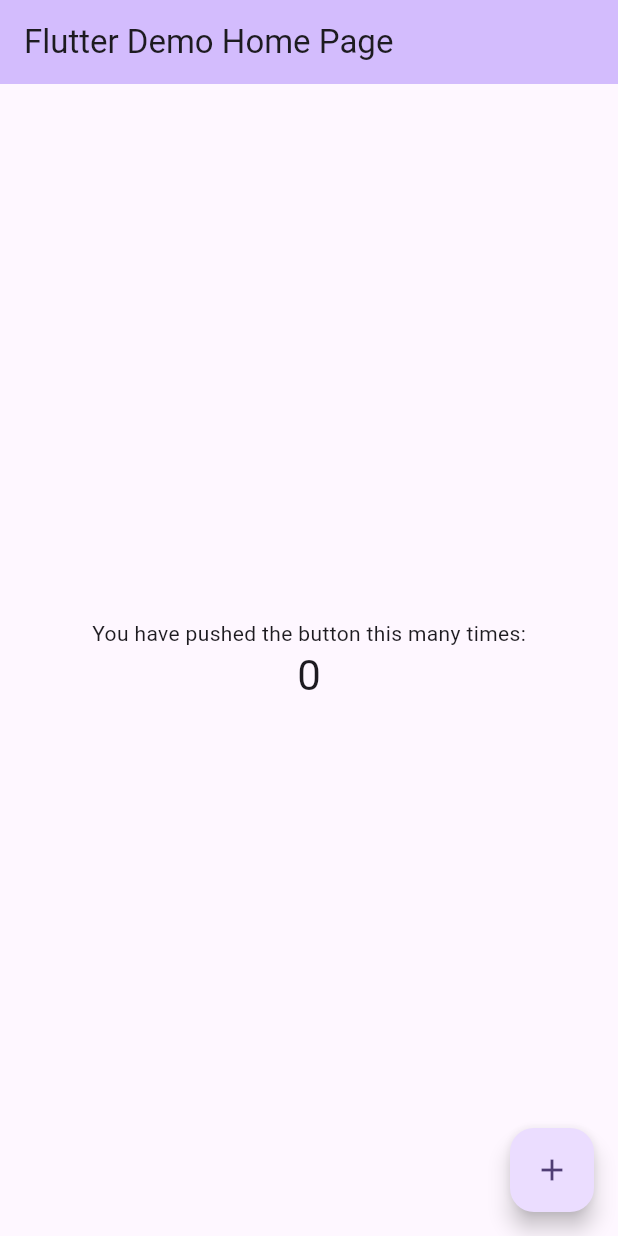
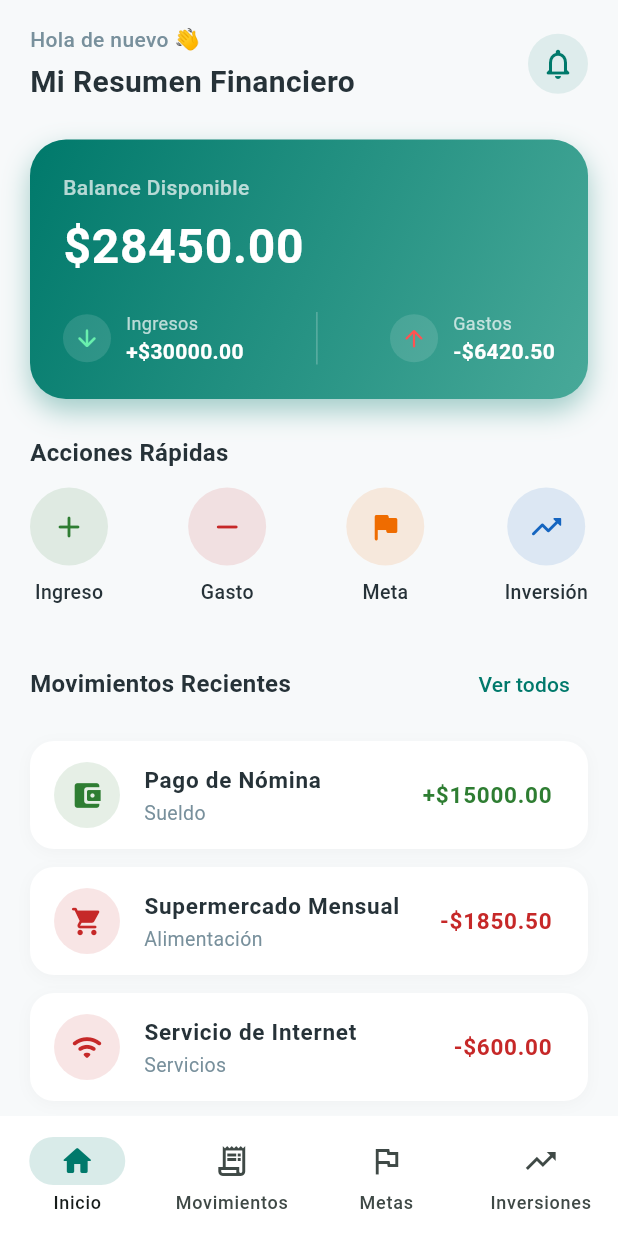
Before and after one commit to A1exauri0/app_finanzas, a Flutter app: the screen it shows after launch, on a phone screen of 412 x 824 dp. Run offline on Flutter 3.47's test engine with Material 3 defaults, Android fonts, the phone set to English and light mode, and no system bars.

Commit message:
feat(pantallas): crear barra de navegacion principal y pantallas base

```diff
--- a/lib/main.dart
+++ b/lib/main.dart
@@ -1,122 +1,45 @@
+// ==========================================
+// IMPORTACIONES DE PAQUETES DE FLUTTER
+// ==========================================
 import 'package:flutter/material.dart';
 
+// ==========================================
+// IMPORTACIONES DE CONSTANTES Y ESTILOS
+// ==========================================
+import 'constantes/colores_app.dart';
+
+// ==========================================
+// IMPORTACIONES DE PANTALLAS
+// ==========================================
+import 'pantallas/navegacion_principal_screen.dart';
+
+// ==========================================
+// PUNTO DE ENTRADA PRINCIPAL
+// ==========================================
 void main() {
-  runApp(const MyApp());
+  runApp(const AppFinanzas());
 }
 
-class MyApp extends StatelessWidget {
-  const MyApp({super.key});
+// ==========================================
+// WIDGET RAIZ DE LA APLICACION
+// ==========================================
+class AppFinanzas extends StatelessWidget {
+  const AppFinanzas({super.key});
 
-  // This widget is the root of your application.
   @override
   Widget build(BuildContext context) {
     return MaterialApp(
-      title: 'Flutter Demo',
+      title: 'AppFinanzas',
+      debugShowCheckedModeBanner: false,
       theme: ThemeData(
-        // This is the theme of your application.
-        //
-        // TRY THIS: Try running your application with "flutter run". You'll see
-        // the application has a purple toolbar. Then, without quitting the app,
-        // try changing the seedColor in the colorScheme below to Colors.green
-        // and then invoke "hot reload" (save your changes or press the "hot
-        // reload" button in a Flutter-supported IDE, or press "r" if you used
-        // the command line to start the app).
-        //
-        // Notice that the counter didn't reset back to zero; the application
-        // state is not lost during the reload. To reset the state, use hot
-        // restart instead.
-        //
-        // This works for code too, not just values: Most code changes can be
-        // tested with just a hot reload.
-        colorScheme: .fromSeed(seedColor: Colors.deepPurple),
+        useMaterial3: true,
+        scaffoldBackgroundColor: ColoresApp.fondoClaro,
+        colorScheme: ColorScheme.fromSeed(
+          seedColor: ColoresApp.primarioVerde,
+          primary: ColoresApp.primarioVerde,
+        ),
       ),
-      home: const MyHomePage(title: 'Flutter Demo Home Page'),
+      home: const NavegacionPrincipalScreen(),
     );
   }
 }
-
-class MyHomePage extends StatefulWidget {
-  const MyHomePage({super.key, required this.title});
-
-  // This widget is the home page of your application. It is stateful, meaning
-  // that it has a State object (defined below) that contains fields that affect
-  // how it looks.
-
-  // This class is the configuration for the state. It holds the values (in this
-  // case the title) provided by the parent (in this case the App widget) and
-  // used by the build method of the State. Fields in a Widget subclass are
-  // always marked "final".
-
-  final String title;
-
-  @override
-  State<MyHomePage> createState() => _MyHomePageState();
-}
-
-class _MyHomePageState extends State<MyHomePage> {
-  int _counter = 0;
-
-  void _incrementCounter() {
-    setState(() {
-      // This call to setState tells the Flutter framework that something has
-      // changed in this State, which causes it to rerun the build method below
-      // so that the display can reflect the updated values. If we changed
-      // _counter without calling setState(), then the build method would not be
-      // called again, and so nothing would appear to happen.
-      _counter++;
-    });
-  }
-
-  @override
-  Widget build(BuildContext context) {
-    // This method is rerun every time setState is called, for instance as done
-    // by the _incrementCounter method above.
-    //
-    // The Flutter framework has been optimized to make rerunning build methods
-    // fast, so that you can just rebuild anything that needs updating rather
-    // than having to individually change instances of widgets.
-    return Scaffold(
-      appBar: AppBar(
-        // TRY THIS: Try changing the color here to a specific color (to
-        // Colors.amber, perhaps?) and trigger a hot reload to see the AppBar
-        // change color while the other colors stay the same.
-        backgroundColor: Theme.of(context).colorScheme.inversePrimary,
-        // Here we take the value from the MyHomePage object that was created by
-        // the App.build method, and use it to set our appbar title.
-        title: Text(widget.title),
-      ),
-      body: Center(
-        // Center is a layout widget. It takes a single child and positions it
-        // in the middle of the parent.
-        child: Column(
-          // Column is also a layout widget. It takes a list of children and
-          // arranges them vertically. By default, it sizes itself to fit its
-          // children horizontally, and tries to be as tall as its parent.
-          //
-          // Column has various properties to control how it sizes itself and
-          // how it positions its children. Here we use mainAxisAlignment to
-          // center the children vertically; the main axis here is the vertical
-          // axis because Columns are vertical (the cross axis would be
-          // horizontal).
-          //
-          // TRY THIS: Invoke "debug painting" (choose the "Toggle Debug Paint"
-          // action in the IDE, or press "p" in the console), to see the
-          // wireframe for each widget.
-          mainAxisAlignment: .center,
-          children: [
-            const Text('You have pushed the button this many times:'),
-            Text(
-              '$_counter',
-              style: Theme.of(context).textTheme.headlineMedium,
-            ),
-          ],
-        ),
-      ),
-      floatingActionButton: FloatingActionButton(
-        onPressed: _incrementCounter,
-        tooltip: 'Increment',
-        child: const Icon(Icons.add),
-      ),
-    );
-  }
-}
--- /dev/null
+++ b/lib/pantallas/inicio_screen.dart
@@ -0,0 +1,237 @@
+// ==========================================
+// IMPORTACIONES DE PAQUETES DE FLUTTER
+// ==========================================
+import 'package:flutter/material.dart';
+
+// ==========================================
+// IMPORTACIONES DE CONSTANTES Y ESTILOS
+// ==========================================
+import '../constantes/colores_app.dart';
+
+// ==========================================
+// IMPORTACIONES DE MODELOS
+// ==========================================
+import '../modelos/movimiento_modelo.dart';
+
+// ==========================================
+// IMPORTACIONES DE COMPONENTES WIDGETS
+// ==========================================
+import '../componentes/balance_card.dart';
+import '../componentes/movimiento_item_tile.dart';
+
+// ==========================================
+// PANTALLA PRINCIPAL: INICIO
+// ==========================================
+class InicioScreen extends StatelessWidget {
+  const InicioScreen({super.key});
+
+  @override
+  Widget build(BuildContext context) {
+    // Datos de prueba simulados
+    final List<MovimientoModelo> movimientosRecientes = [
+      MovimientoModelo(
+        id: '1',
+        titulo: 'Pago de Nómina',
+        monto: 15000.00,
+        fecha: DateTime.now(),
+        tipo: TipoMovimiento.ingreso,
+        icono: Icons.account_balance_wallet_rounded,
+        categoria: 'Sueldo',
+      ),
+      MovimientoModelo(
+        id: '2',
+        titulo: 'Supermercado Mensual',
+        monto: 1850.50,
+        fecha: DateTime.now().subtract(const Duration(days: 1)),
+        tipo: TipoMovimiento.gasto,
+        icono: Icons.shopping_cart_rounded,
+        categoria: 'Alimentación',
+      ),
+      MovimientoModelo(
+        id: '3',
+        titulo: 'Servicio de Internet',
+        monto: 600.00,
+        fecha: DateTime.now().subtract(const Duration(days: 2)),
+        tipo: TipoMovimiento.gasto,
+        icono: Icons.wifi_rounded,
+        categoria: 'Servicios',
+      ),
+    ];
+
+    return Scaffold(
+      backgroundColor: ColoresApp.fondoClaro,
+      body: SafeArea(
+        child: SingleChildScrollView(
+          padding: const EdgeInsets.symmetric(horizontal: 20, vertical: 16),
+          child: Column(
+            crossAxisAlignment: CrossAxisAlignment.start,
+            children: [
+              // Encabezado con saludo
+              Row(
+                mainAxisAlignment: MainAxisAlignment.spaceBetween,
+                children: [
+                  Column(
+                    crossAxisAlignment: CrossAxisAlignment.start,
+                    children: const [
+                      Text(
+                        'Hola de nuevo 👋',
+                        style: TextStyle(
+                          fontSize: 14,
+                          color: ColoresApp.textoSecundario,
+                          fontWeight: FontWeight.w500,
+                        ),
+                      ),
+                      SizedBox(height: 4),
+                      Text(
+                        'Mi Resumen Financiero',
+                        style: TextStyle(
+                          fontSize: 20,
+                          fontWeight: FontWeight.bold,
+                          color: ColoresApp.textoPrincipal,
+                        ),
+                      ),
+                    ],
+                  ),
+                  CircleAvatar(
+                    backgroundColor: ColoresApp.primarioVerde.withValues(alpha: 0.1),
+                    child: const Icon(
+                      Icons.notifications_none_rounded,
+                      color: ColoresApp.primarioVerde,
+                    ),
+                  ),
+                ],
+              ),
+              const SizedBox(height: 24),
+
+              // Tarjeta principal de balance
+              const BalanceCard(
+                saldoTotal: 28450.00,
+                ingresosMes: 30000.00,
+                gastosMes: 6420.50,
+              ),
+              const SizedBox(height: 24),
+
+              // Botones de acciones rapidas
+              const Text(
+                'Acciones Rápidas',
+                style: TextStyle(
+                  fontSize: 16,
+                  fontWeight: FontWeight.bold,
+                  color: ColoresApp.textoPrincipal,
+                ),
+              ),
+              const SizedBox(height: 12),
+              Row(
+                mainAxisAlignment: MainAxisAlignment.spaceBetween,
+                children: [
+                  _BotonAccionRapidaItem(
+                    icono: Icons.add_rounded,
+                    etiqueta: 'Ingreso',
+                    colorFondo: ColoresApp.ingresoVerde,
+                    alPresionar: () {},
+                  ),
+                  _BotonAccionRapidaItem(
+                    icono: Icons.remove_rounded,
+                    etiqueta: 'Gasto',
+                    colorFondo: ColoresApp.gastoRojo,
+                    alPresionar: () {},
+                  ),
+                  _BotonAccionRapidaItem(
+                    icono: Icons.flag_rounded,
+                    etiqueta: 'Meta',
+                    colorFondo: ColoresApp.metaNaranja,
+                    alPresionar: () {},
+                  ),
+                  _BotonAccionRapidaItem(
+                    icono: Icons.trending_up_rounded,
+                    etiqueta: 'Inversión',
+                    colorFondo: ColoresApp.inversionAzul,
+                    alPresionar: () {},
+                  ),
+                ],
+              ),
+              const SizedBox(height: 28),
+
+              // Encabezado de movimientos recientes
+              Row(
+                mainAxisAlignment: MainAxisAlignment.spaceBetween,
+                children: [
+                  const Text(
+                    'Movimientos Recientes',
+                    style: TextStyle(
+                      fontSize: 16,
+                      fontWeight: FontWeight.bold,
+                      color: ColoresApp.textoPrincipal,
+                    ),
+                  ),
+                  TextButton(
+                    onPressed: () {},
+                    child: const Text('Ver todos'),
+                  ),
+                ],
+              ),
+              const SizedBox(height: 8),
+
+              // Lista de movimientos recientes
+              ListView.builder(
+                shrinkWrap: true,
+                physics: const NeverScrollableScrollPhysics(),
+                itemCount: movimientosRecientes.length,
+                itemBuilder: (context, index) {
+                  final movimiento = movimientosRecientes[index];
+                  return MovimientoItemTile(
+                    movimiento: movimiento,
+                    alPulsar: () {},
+                  );
+                },
+              ),
+            ],
+          ),
+        ),
+      ),
+    );
+  }
+}
+
+// ==========================================
+// SUBCOMPONENTE PRIVADO: BOTON DE ACCION RAPIDA
+// ==========================================
+class _BotonAccionRapidaItem extends StatelessWidget {
+  final IconData icono;
+  final String etiqueta;
+  final Color colorFondo;
+  final VoidCallback alPresionar;
+
+  const _BotonAccionRapidaItem({
+    required this.icono,
+    required this.etiqueta,
+    required this.colorFondo,
+    required this.alPresionar,
+  });
+
+  @override
+  Widget build(BuildContext context) {
+    return InkWell(
+      onTap: alPresionar,
+      borderRadius: BorderRadius.circular(16),
+      child: Column(
+        children: [
+          CircleAvatar(
+            radius: 26,
+            backgroundColor: colorFondo.withValues(alpha: 0.12),
+            child: Icon(icono, color: colorFondo, size: 24),
+          ),
+          const SizedBox(height: 8),
+          Text(
+            etiqueta,
+            style: const TextStyle(
+              fontSize: 13,
+              fontWeight: FontWeight.w500,
+              color: ColoresApp.textoPrincipal,
+            ),
+          ),
+        ],
+      ),
+    );
+  }
+}
--- /dev/null
+++ b/lib/pantallas/inversiones_screen.dart
@@ -0,0 +1,34 @@
+// ==========================================
+// IMPORTACIONES DE PAQUETES DE FLUTTER
+// ==========================================
+import 'package:flutter/material.dart';
+
+// ==========================================
+// IMPORTACIONES DE CONSTANTES Y ESTILOS
+// ==========================================
+import '../constantes/colores_app.dart';
+
+// ==========================================
+// PANTALLA: PORTAFOLIO DE INVERSIONES
+// ==========================================
+class InversionesScreen extends StatelessWidget {
+  const InversionesScreen({super.key});
+
+  @override
+  Widget build(BuildContext context) {
+    return Scaffold(
+      backgroundColor: ColoresApp.fondoClaro,
+      appBar: AppBar(
+        title: const Text('Mis Inversiones'),
+        backgroundColor: ColoresApp.fondoClaro,
+        elevation: 0,
+      ),
+      body: const Center(
+        child: Text(
+          'Aquí visualizaremos tus activos, rendimientos y aportaciones.',
+          style: TextStyle(color: ColoresApp.textoSecundario),
+        ),
+      ),
+    );
+  }
+}
--- /dev/null
+++ b/lib/pantallas/metas_screen.dart
@@ -0,0 +1,34 @@
+// ==========================================
+// IMPORTACIONES DE PAQUETES DE FLUTTER
+// ==========================================
+import 'package:flutter/material.dart';
+
+// ==========================================
+// IMPORTACIONES DE CONSTANTES Y ESTILOS
+// ==========================================
+import '../constantes/colores_app.dart';
+
+// ==========================================
+// PANTALLA: METAS Y OBJETIVOS DE COMPRA
+// ==========================================
+class MetasScreen extends StatelessWidget {
+  const MetasScreen({super.key});
+
+  @override
+  Widget build(BuildContext context) {
+    return Scaffold(
+      backgroundColor: ColoresApp.fondoClaro,
+      appBar: AppBar(
+        title: const Text('Objetivos de Compra'),
+        backgroundColor: ColoresApp.fondoClaro,
+        elevation: 0,
+      ),
+      body: const Center(
+        child: Text(
+          'Aquí gestionaremos tus metas de ahorro y compras planificadas.',
+          style: TextStyle(color: ColoresApp.textoSecundario),
+        ),
+      ),
+    );
+  }
+}
--- /dev/null
+++ b/lib/pantallas/movimientos_screen.dart
@@ -0,0 +1,34 @@
+// ==========================================
+// IMPORTACIONES DE PAQUETES DE FLUTTER
+// ==========================================
+import 'package:flutter/material.dart';
+
+// ==========================================
+// IMPORTACIONES DE CONSTANTES Y ESTILOS
+// ==========================================
+import '../constantes/colores_app.dart';
+
+// ==========================================
+// PANTALLA: MOVIMIENTOS FINANCIEROS
+// ==========================================
+class MovimientosScreen extends StatelessWidget {
+  const MovimientosScreen({super.key});
+
+  @override
+  Widget build(BuildContext context) {
+    return Scaffold(
+      backgroundColor: ColoresApp.fondoClaro,
+      appBar: AppBar(
+        title: const Text('Movimientos'),
+        backgroundColor: ColoresApp.fondoClaro,
+        elevation: 0,
+      ),
+      body: const Center(
+        child: Text(
+          'Aquí listaremos todos los ingresos y gastos detallados.',
+          style: TextStyle(color: ColoresApp.textoSecundario),
+        ),
+      ),
+    );
+  }
+}
--- /dev/null
+++ b/lib/pantallas/navegacion_principal_screen.dart
@@ -0,0 +1,79 @@
+// ==========================================
+// IMPORTACIONES DE PAQUETES DE FLUTTER
+// ==========================================
+import 'package:flutter/material.dart';
+
+// ==========================================
+// IMPORTACIONES DE CONSTANTES Y ESTILOS
+// ==========================================
+import '../constantes/colores_app.dart';
+
+// ==========================================
+// IMPORTACIONES DE PANTALLAS
+// ==========================================
+import 'inicio_screen.dart';
+import 'movimientos_screen.dart';
+import 'metas_screen.dart';
+import 'inversiones_screen.dart';
+
+// ==========================================
+// PANTALLA CONTENEDORA: NAVEGACION PRINCIPAL
+// ==========================================
+class NavegacionPrincipalScreen extends StatefulWidget {
+  const NavegacionPrincipalScreen({super.key});
+
+  @override
+  State<NavegacionPrincipalScreen> createState() => _NavegacionPrincipalScreenState();
+}
+
+class _NavegacionPrincipalScreenState extends State<NavegacionPrincipalScreen> {
+  // Estado local para la pestaña seleccionada
+  int _indicePestanaActual = 0;
+
+  // Lista de pantallas asociadas a cada pestaña
+  final List<Widget> _pantallasApp = const [
+    InicioScreen(),
+    MovimientosScreen(),
+    MetasScreen(),
+    InversionesScreen(),
+  ];
+
+  @override
+  Widget build(BuildContext context) {
+    return Scaffold(
+      body: _pantallasApp[_indicePestanaActual],
+      bottomNavigationBar: NavigationBar(
+        selectedIndex: _indicePestanaActual,
+        onDestinationSelected: (int nuevoIndice) {
+          setState(() {
+            _indicePestanaActual = nuevoIndice;
+          });
+        },
+        backgroundColor: Colors.white,
+        indicatorColor: ColoresApp.primarioVerde.withValues(alpha: 0.15),
+        destinations: const [
+          NavigationDestination(
+            icon: Icon(Icons.home_outlined),
+            selectedIcon: Icon(Icons.home_rounded, color: ColoresApp.primarioVerde),
+            label: 'Inicio',
+          ),
+          NavigationDestination(
+            icon: Icon(Icons.receipt_long_outlined),
+            selectedIcon: Icon(Icons.receipt_long_rounded, color: ColoresApp.primarioVerde),
+            label: 'Movimientos',
+          ),
+          NavigationDestination(
+            icon: Icon(Icons.flag_outlined),
+            selectedIcon: Icon(Icons.flag_rounded, color: ColoresApp.primarioVerde),
+            label: 'Metas',
+          ),
+          NavigationDestination(
+            icon: Icon(Icons.trending_up_outlined),
+            selectedIcon: Icon(Icons.trending_up_rounded, color: ColoresApp.primarioVerde),
+            label: 'Inversiones',
+          ),
+        ],
+      ),
+    );
+  }
+}
```
Also changed, not shown: 1 other file.
